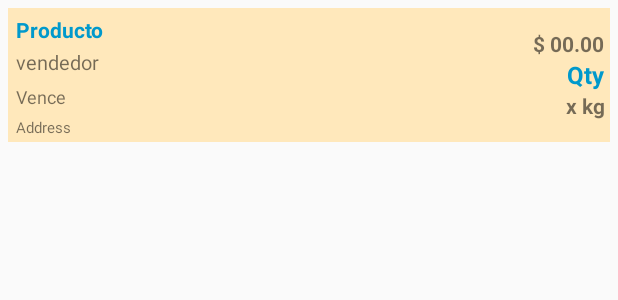
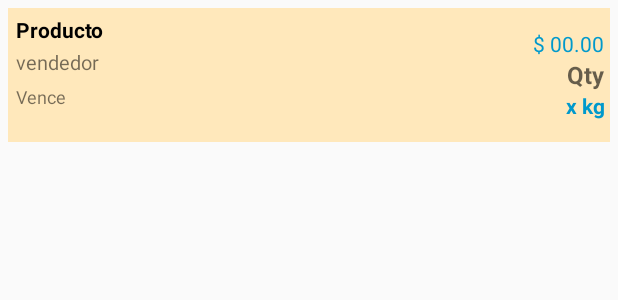
Before and after one commit to marcosaguileraely/AgroNegocios, an Android app: the layout my_orders_listview.xml on its own in the app's theme, with its tools: preview values and no code run, on a phone screen of 412 x 824 dp. Shown: the top 300 px of the screen. Run offline under Robolectric (Android 15) with nearby library versions, the phone set to English and light mode, and no system bars.

Commit message:
Jira Issues
* AG-54
* AG-51

```diff
--- a/doncampo/src/main/java/com/cool4code/doncampoapp/FarmerHome.java
+++ b/doncampo/src/main/java/com/cool4code/doncampoapp/FarmerHome.java
@@ -75,7 +75,6 @@ public class FarmerHome extends ActionBarActivity implements OnItemClickListener
             public void onClick(View v) {
                 Log.d("tocar", "click en pedidos");
                 new myOrdersAsyncTask().execute();
-                //Toast.makeText(context, "¡Usted se encuentra en Mis pedidos!", Toast.LENGTH_LONG).show();
             }
         });
 
--- a/doncampo/src/main/java/com/cool4code/doncampoapp/helpers/AdapterMyOrders.java
+++ b/doncampo/src/main/java/com/cool4code/doncampoapp/helpers/AdapterMyOrders.java
@@ -134,7 +134,7 @@ public class AdapterMyOrders extends ArrayAdapter<MyOrdersModel> {
         unit.setText(myOrdersModel.getUnit_Name());
         qty.setText(qtyComplete);
         expiresAt.setText(compradoComplete);
-        address.setText(concatAddress);
+        //address.setText(concatAddress);
         // 5. return rowView
         return rowView;
     }
--- a/doncampo/src/main/res/layout/my_orders_listview.xml
+++ b/doncampo/src/main/res/layout/my_orders_listview.xml
@@ -32,7 +32,7 @@
                 android:text="Producto"
                 android:layout_weight="1"
                 android:gravity="center_vertical|bottom"
-                android:textColor="#0099cc"
+                android:textColor="#000"
                 android:textSize="14dp"
                 android:textStyle="bold" />
 
@@ -59,7 +59,6 @@
             <TextView
                 android:layout_width="fill_parent"
                 android:layout_height="wrap_content"
-                android:text="Address"
                 android:id="@+id/orders_address"
                 android:layout_weight="1"
                 android:textSize="10dp"
@@ -81,7 +80,7 @@
                 android:id="@+id/orders_priceunit"
                 android:numeric="signed|decimal"
                 android:gravity="end"
-                android:textStyle="bold" />
+                android:textColor="#0099cc" />
 
             <TextView
                 android:layout_width="fill_parent"
@@ -92,7 +91,6 @@
                 android:layout_gravity="center_horizontal"
                 android:textSize="16dp"
                 android:gravity="end"
-                android:textColor="#0099cc"
                 android:textStyle="bold" />
 
             <TextView
@@ -102,7 +100,8 @@
                 android:text="x kg"
                 android:id="@+id/orders_unit"
                 android:gravity="right"
-                android:textStyle="bold" />
+                android:textStyle="bold"
+                android:textColor="#0099cc" />
 
         </LinearLayout>
     </LinearLayout>
```
Also changed, not shown: doncampo/src/main/java/com/cool4code/doncampoapp/ClientBuy.java (+29 -3 lines), doncampo/src/main/res/layout/activity_client_buy.xml (+4 -4 lines), 1 other file.
